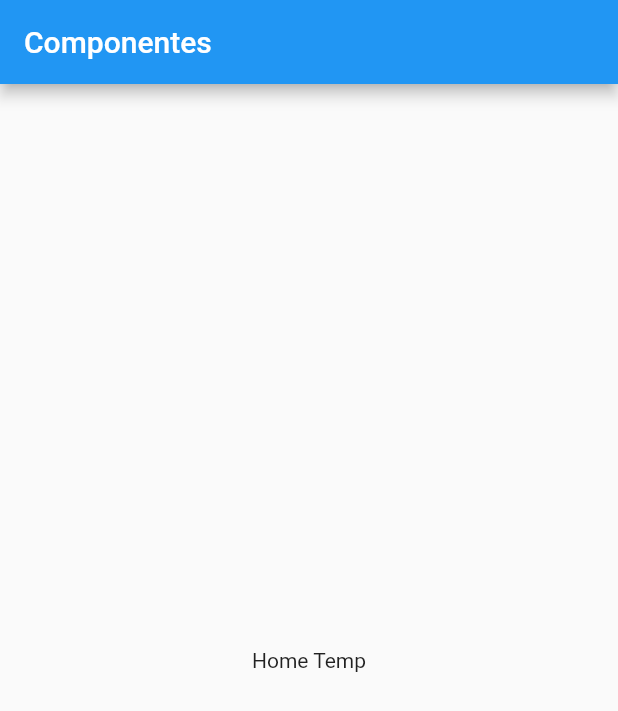
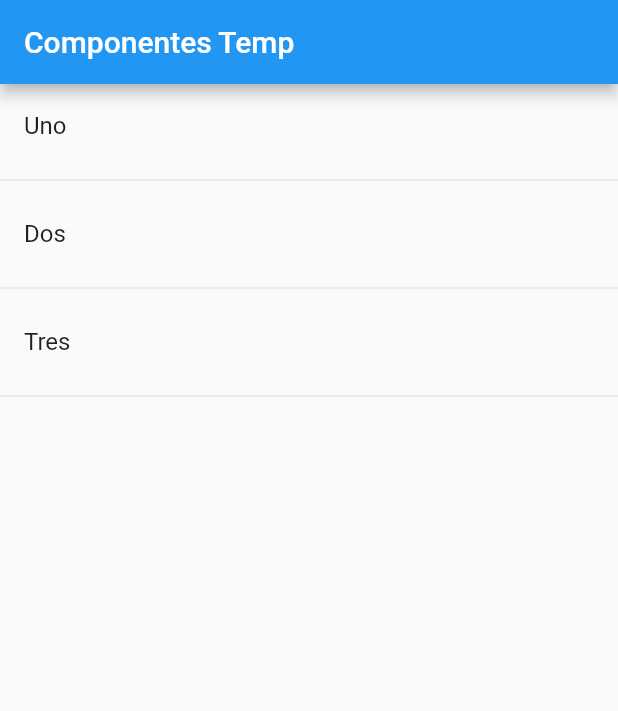
Before and after one commit to OswaldoAH/explorando_widgets, a Flutter app: the screen it shows after launch, on a phone screen of 412 x 824 dp. Shown: the top 711 px of the screen. Run offline on Flutter 3.47's test engine with Material 2 defaults, Android fonts, the phone set to English and light mode, and no system bars.

Commit message:
Creando ua lista de widgets con un foreach

```diff
--- a/lib/main.dart
+++ b/lib/main.dart
@@ -10,12 +10,7 @@ class MyApp extends StatelessWidget {
     return MaterialApp(
       title: 'Componentes APP',
       debugShowCheckedModeBanner: false,
-      home: Scaffold(
-        appBar: AppBar(
-          title: Text('Componentes'),
-        ),
-        body: HomePageTemp(),
-      ),
+      home: HomePageTemp()
     );
   }
 }
--- a/lib/src/pages/home_temp.dart
+++ b/lib/src/pages/home_temp.dart
@@ -1,12 +1,30 @@
 import 'package:flutter/material.dart';
 
 class HomePageTemp extends StatelessWidget {
-  const HomePageTemp({Key key}) : super(key: key);
+  final opciones = ['Uno','Dos','Tres'];
 
   @override
   Widget build(BuildContext context) {
-    return Center(
-      child: Text('Home Temp'),
+    return Scaffold(
+      appBar: AppBar(
+        title: Text('Componentes Temp'),
+      ),
+      body: ListView(
+        children: _crearItems()
+
+      ),
     );
   }
+  List<Widget> _crearItems(){
+
+    List<Widget> lista =List<Widget>();
+    opciones.forEach((element) {
+      final tempWidget = ListTile(
+        title: Text(element),
+      );
+      lista..add(tempWidget)
+           ..add(Divider());
+    });
+    return lista;
+  }
 }
```
